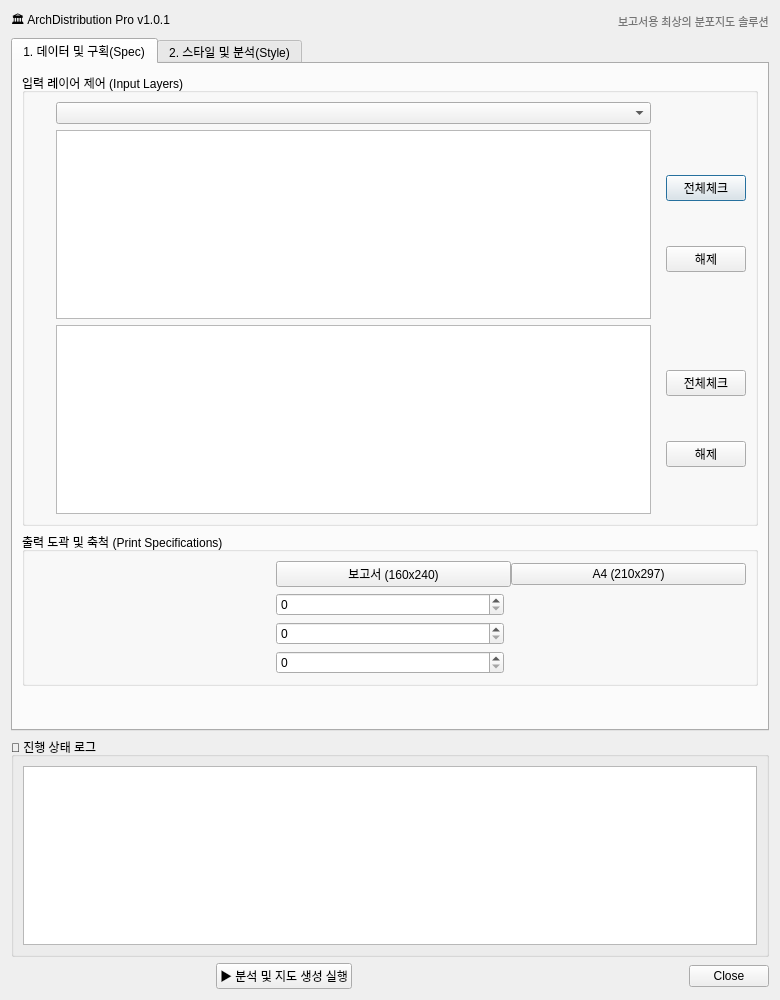
Before: the Qt Designer form arch_distribution_dialog_base.ui in lzpxilfe/ArchDistribution, drawn with Qt 5.
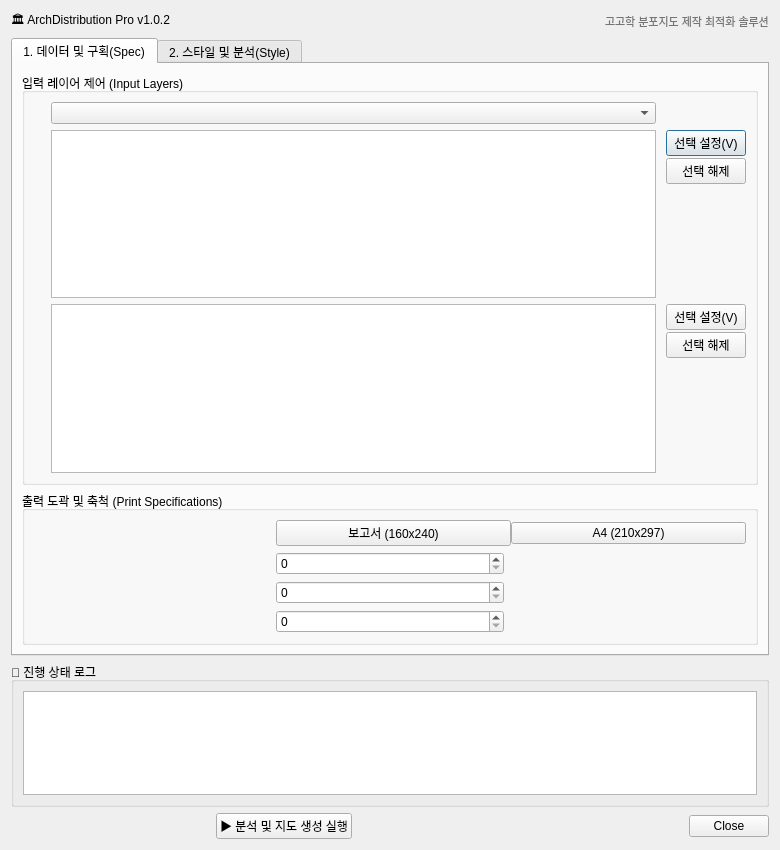
After: the same form once the commit is applied.

Commit message: UX Update v1.0.2: Friendly labels, Contextual tooltips, High-contrast CSS, Compact layout

What changed in the file:
```diff
--- a/arch_distribution_dialog_base.ui
+++ b/arch_distribution_dialog_base.ui
@@ -7,7 +7,7 @@
     <x>0</x>
     <y>0</y>
     <width>780</width>
-    <height>1000</height>
+    <height>850</height>
    </rect>
   </property>
   <property name="windowTitle">
@@ -50,7 +50,7 @@
      <item>
       <widget class="QLabel" name="lTitle">
        <property name="text">
-        <string>🏛 ArchDistribution Pro v1.0.1</string>
+        <string>🏛 ArchDistribution Pro v1.0.2</string>
        </property>
       </widget>
      </item>
@@ -70,7 +70,7 @@
      <item>
       <widget class="QLabel" name="lSub">
        <property name="text">
-        <string>보고서용 최상의 분포지도 솔루션</string>
+        <string>고고학 분포지도 제작 최적화 솔루션</string>
        </property>
        <property name="styleSheet">
         <string notr="true">color: #757575; font-size: 11px;</string>
@@ -96,7 +96,10 @@
          </property>
          <layout class="QGridLayout" name="gData">
           <property name="horizontalSpacing">
-           <number>15</number>
+           <number>10</number>
+          </property>
+          <property name="verticalSpacing">
+           <number>6</number>
           </property>
           <item row="0" column="0">
            <widget class="QLabel" name="ld1">
@@ -125,20 +128,42 @@
           </item>
           <item row="1" column="2">
            <layout class="QVBoxLayout" name="vTopoButtons">
+            <property name="spacing">
+             <number>2</number>
+            </property>
+            <property name="margin">
+             <number>0</number>
+            </property>
             <item>
              <widget class="QPushButton" name="btnCheckTopo">
               <property name="text">
-               <string>전체체크</string>
+               <string>선택 설정(V)</string>
+              </property>
+              <property name="toolTip">
+               <string>목록에서 선택(음영표시)된 항목의 체크박스를 활성화합니다.</string>
               </property>
              </widget>
             </item>
             <item>
              <widget class="QPushButton" name="btnUncheckTopo">
               <property name="text">
-               <string>해제</string>
+               <string>선택 해제</string>
               </property>
              </widget>
             </item>
+            <item>
+             <spacer name="topoSpacer">
+              <property name="orientation">
+               <enum>Qt::Vertical</enum>
+              </property>
+              <property name="sizeHint" stdset="0">
+               <size>
+                <width>20</width>
+                <height>40</height>
+               </size>
+              </property>
+             </spacer>
+            </item>
            </layout>
           </item>
           <item row="2" column="0">
@@ -155,20 +180,42 @@
           </item>
           <item row="2" column="2">
            <layout class="QVBoxLayout" name="vHeritageButtons">
+            <property name="spacing">
+             <number>2</number>
+            </property>
+            <property name="margin">
+             <number>0</number>
+            </property>
             <item>
              <widget class="QPushButton" name="btnCheckHeritage">
               <property name="text">
-               <string>전체체크</string>
+               <string>선택 설정(V)</string>
+              </property>
+              <property name="toolTip">
+               <string>목록에서 선택(음영표시)된 항목의 체크박스를 활성화합니다.</string>
               </property>
              </widget>
             </item>
             <item>
              <widget class="QPushButton" name="btnUncheckHeritage">
               <property name="text">
-               <string>해제</string>
+               <string>선택 해제</string>
               </property>
              </widget>
             </item>
+            <item>
+             <spacer name="heritageSpacer">
+              <property name="orientation">
+               <enum>Qt::Vertical</enum>
+              </property>
+              <property name="sizeHint" stdset="0">
+               <size>
+                <width>20</width>
+                <height>40</height>
+               </size>
+              </property>
+             </spacer>
+            </item>
            </layout>
           </item>
          </layout>
```
Left out of the diff: 129 changed lines with no effect on the pictures. The commit also changes 1 other file.
